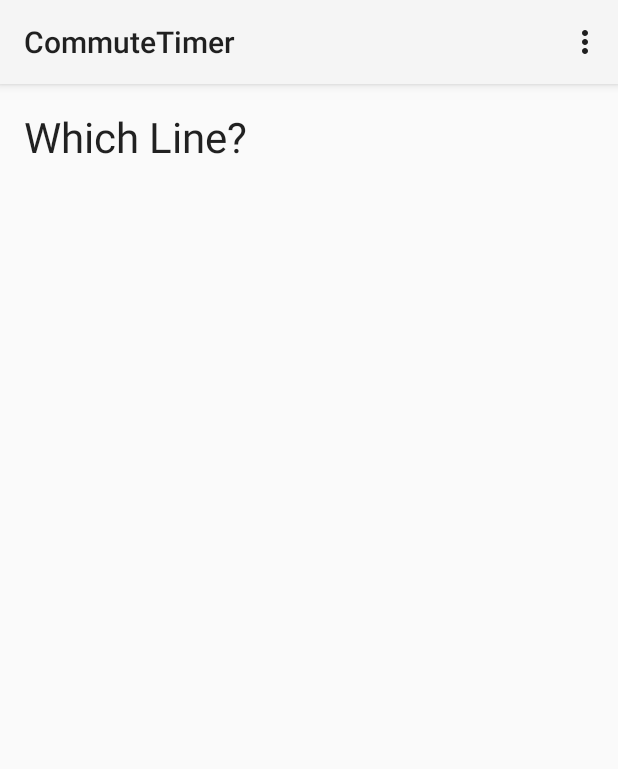
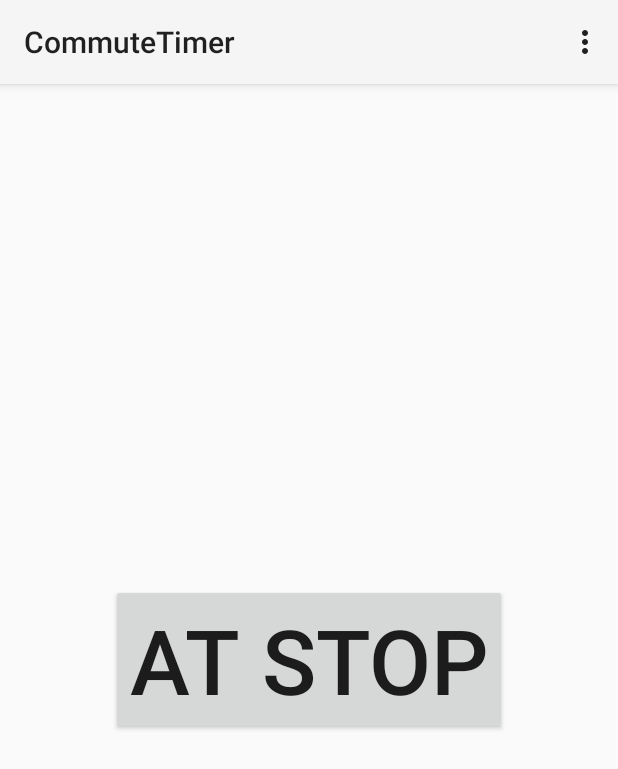
Before and after one commit to droolingsheep/commute-timer, an Android app: the screen it shows after launch (MainActivity), after a tap on "WORK", on a phone screen of 412 x 824 dp. Shown: the top 769 px of the screen. Run offline under Robolectric (Android 15) with nearby library versions, the phone set to English and light mode, and no system bars.

Commit message:
Adding at stop fragment and transfer flow

```diff
--- /dev/null
+++ b/app/src/main/java/com/droolingsheep/commutetimer/AtStopFragment.java
@@ -0,0 +1,56 @@
+package com.droolingsheep.commutetimer;
+
+import android.app.Fragment;
+import android.os.Bundle;
+import android.view.LayoutInflater;
+import android.view.View;
+import android.view.ViewGroup;
+import android.widget.Button;
+
+/**
+ * Created by asbransc on 3/17/15.
+ */
+public class AtStopFragment extends Fragment implements View.OnClickListener {
+
+    private static final String DIRECTION = "direction";
+    private Direction mDirection;
+    private Button mAtStopButton;
+
+    public AtStopFragment() {
+        //Required public constructor
+    }
+
+    public static AtStopFragment newInstance(Direction dir) {
+        AtStopFragment f = new AtStopFragment();
+        Bundle args = new Bundle();
+        args.putSerializable(DIRECTION, dir);
+        f.setArguments(args);
+        return f;
+    }
+
+    @Override
+    public void onCreate(Bundle savedInstanceState) {
+        super.onCreate(savedInstanceState);
+        Bundle args = getArguments();
+        if (args != null) {
+            mDirection = (Direction) args.getSerializable(DIRECTION);
+        }
+    }
+
+    @Override
+    public View onCreateView(LayoutInflater inflater, ViewGroup container,
+                             Bundle savedInstanceState) {
+        View v = inflater.inflate(R.layout.fragment_at_stop, container, false);
+        mAtStopButton = (Button) v.findViewById(R.id.at_stop_button);
+        mAtStopButton.setOnClickListener(this);
+        return v;
+    }
+
+    @Override
+    public void onClick(View v) {
+        if (v == mAtStopButton) {
+            //TODO record time for at stop
+            getFragmentManager().beginTransaction().replace(R.id.container, LineChoiceFragment.newInstance(mDirection)).commit();
+        }
+    }
+}
--- a/app/src/main/java/com/droolingsheep/commutetimer/LineChoiceFragment.java
+++ b/app/src/main/java/com/droolingsheep/commutetimer/LineChoiceFragment.java
@@ -76,7 +76,7 @@ public class LineChoiceFragment extends Fragment {
         lineList.setOnItemClickListener(new AdapterView.OnItemClickListener() {
             @Override
             public void onItemClick(AdapterView<?> parent, View view, int position, long id) {
-                Fragment f = ProgressFragment.newInstance(mRoutes[position]);
+                Fragment f = ProgressFragment.newInstance(mDirection, mRoutes[position]);
                 getFragmentManager().beginTransaction().replace(R.id.container, f).commit();
             }
         });
--- a/app/src/main/java/com/droolingsheep/commutetimer/MainActivity.java
+++ b/app/src/main/java/com/droolingsheep/commutetimer/MainActivity.java
@@ -78,7 +78,8 @@ public class MainActivity extends Activity {
                 arg = Direction.HOME;
             }
             if (arg != null) {
-                getFragmentManager().beginTransaction().replace(R.id.container, LineChoiceFragment.newInstance(arg)).commit();
+                //TODO record "Leave" time here
+                getFragmentManager().beginTransaction().replace(R.id.container, AtStopFragment.newInstance(arg)).commit();
             }
         }
     }
--- /dev/null
+++ b/app/src/main/res/layout/fragment_at_stop.xml
@@ -0,0 +1,12 @@
+<?xml version="1.0" encoding="utf-8"?>
+<FrameLayout xmlns:android="http://schemas.android.com/apk/res/android"
+    android:layout_width="match_parent" android:layout_height="match_parent">
+
+    <Button
+        android:layout_width="wrap_content"
+        android:layout_height="wrap_content"
+        android:id="@+id/at_stop_button"
+        android:layout_gravity="center"
+        android:text="@string/at_stop"
+        android:textSize="60sp" />
+</FrameLayout>
--- a/app/src/main/res/values/strings.xml
+++ b/app/src/main/res/values/strings.xml
@@ -15,4 +15,5 @@
     <string name="work">Work</string>
     <string name="home">Home</string>
     <string name="choice_starts_timer">Choosing either starts timer</string>
+    <string name="transfer">Transfer</string>
 </resources>
```
Also changed, not shown: app/src/main/java/com/droolingsheep/commutetimer/ProgressFragment.java (+40 -8 lines), app/src/main/res/layout/fragment_progress.xml (+16 -5 lines).
